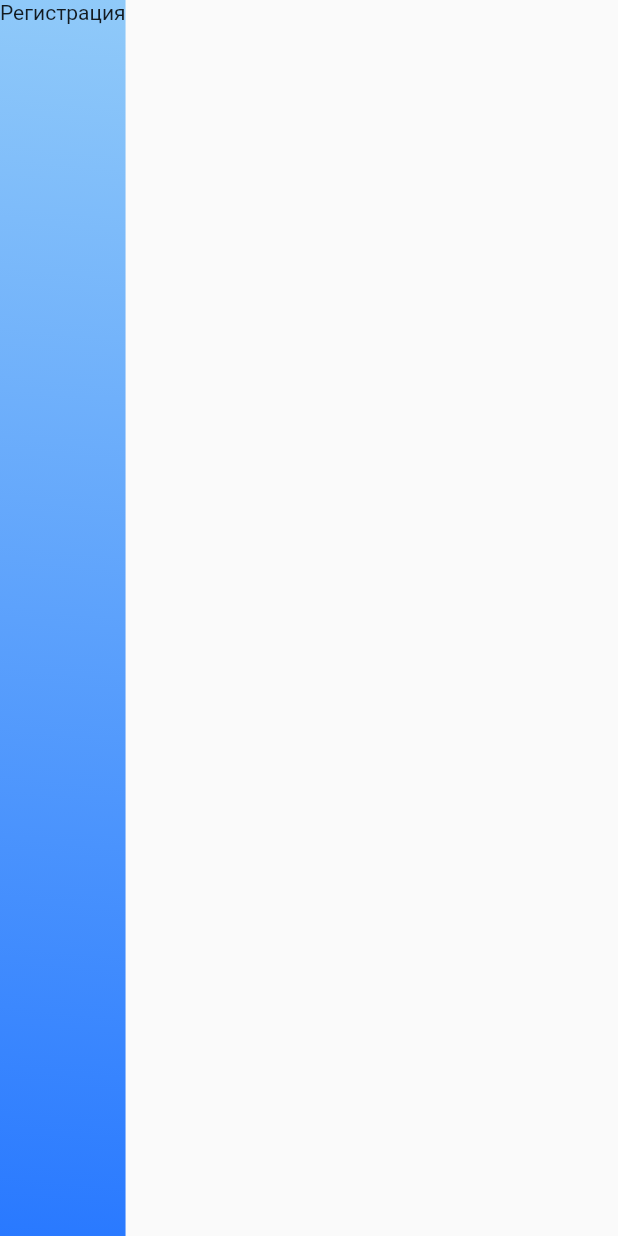
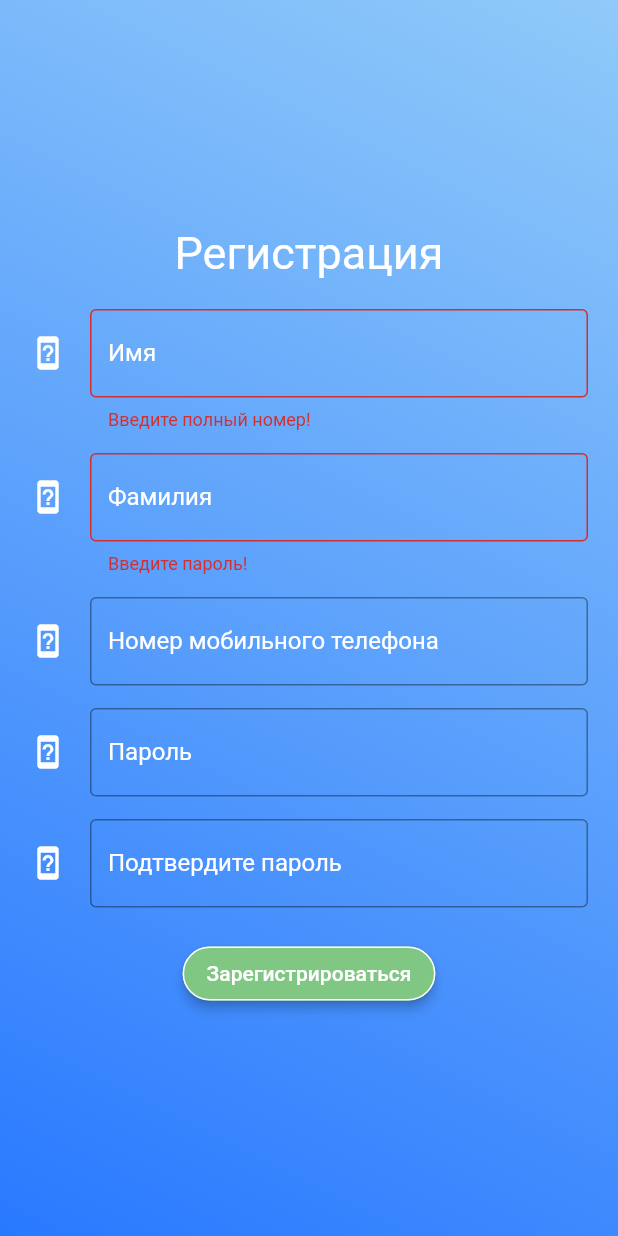
Before and after one commit to Artem4444/DIPLOM, a Flutter app: the screen it shows after launch, after a tap on "Вход", after a tap on "Регистрация", on a phone screen of 412 x 824 dp. Run offline on Flutter 3.47's test engine with Material 2 defaults, Android fonts, the phone set to English and light mode, and no system bars; our stand-ins replace geolocator, google_maps_flutter, shared_preferences.

Commit message:
work on wiew

```diff
--- a/flutter_app/lib/authorization.dart
+++ b/flutter_app/lib/authorization.dart
@@ -90,11 +90,98 @@ class AuthorizationState extends State {
   }
 
   Widget _registrationWidget() {
-    return Container(child: Column(children: [Text("Регистрация")]));
+    return Center(
+        child: SingleChildScrollView(
+            child:
+                Column(mainAxisAlignment: MainAxisAlignment.center, children: [
+      Container(
+          padding: EdgeInsets.fromLTRB(0, 0, 0, 20),
+          child: Text("Регистрация",
+              style: TextStyle(fontSize: 30, color: Colors.white))),
+      Form(
+          key: _formKey,
+          child: Container(
+              padding: EdgeInsets.fromLTRB(20, 0, 20, 20),
+              child: Column(children: [
+                TextFormField(
+                  decoration: _inputDecoration("Имя", Icons.device_unknown),
+                  validator: (value) {
+                    if (value.isEmpty) {
+                      return 'Введите имя!';
+                    }
+                    _user.mobileNumber = value;
+                    return null;
+                  },
+                ),
+                SizedBox(
+                  height: 15,
+                ),
+                TextFormField(
+                  decoration: _inputDecoration("Фамилия", Icons.device_unknown),
+                  validator: (value) {
+                    if (value.isEmpty) {
+                      return 'Введите фамилию!';
+                    }
+                    _user.mobileNumber = value;
+                    return null;
+                  },
+                ),
+                SizedBox(
+                  height: 15,
+                ),
+                TextFormField(
+                  decoration: _inputDecoration(
+                      "Номер мобильного телефона", Icons.device_unknown),
+                  validator: (value) {
+                    if (value.isEmpty) {
+                      return 'Введите полный номер!';
+                    }
+                    _user.mobileNumber = value;
+                    return null;
+                  },
+                ),
+                SizedBox(
+                  height: 15,
+                ),
+                TextFormField(
+                  obscureText: true,
+                  decoration: _inputDecoration("Пароль", Icons.device_unknown),
+                  validator: (value) {
+                    if (value.isEmpty) {
+                      return 'Введите пароль!';
+                    }
+                    _user.mobileNumber = value;
+                    return null;
+                  },
+                ),
+                SizedBox(
+                  height: 15,
+                ),
+                TextFormField(
+                  obscureText: true,
+                  decoration: _inputDecoration(
+                      "Подтвердите пароль", Icons.device_unknown),
+                  validator: (value) {
+                    if (value.isEmpty) {
+                      return 'Введенные пароли не совпадают!';
+                    }
+                    _user.mobileNumber = value;
+                    return null;
+                  },
+                )
+              ]))),
+      Center(
+          child: _raisedButton('Зарегистрироваться', Colors.green[300], () {
+        setState(() {
+          currentState = _registrationWidget();
+        });
+      }))
+    ])));
   }
 
   Widget _loginWidget() {
-    return Column(mainAxisAlignment: MainAxisAlignment.center, children: [
+    return Center(
+        child: Column(mainAxisAlignment: MainAxisAlignment.center, children: [
       Container(
           padding: EdgeInsets.fromLTRB(0, 0, 0, 20),
           child: Text("Вход",
@@ -146,7 +233,7 @@ class AuthorizationState extends State {
           });
         })
       ])
-    ]);
+    ]));
   }
 
   InputDecoration _inputDecoration(String text, IconData icon) {
@@ -166,7 +253,10 @@ class AuthorizationState extends State {
     return RaisedButton(
       elevation: 3,
       color: color,
-      shape: RoundedRectangleBorder(borderRadius: BorderRadius.circular(20)),
+      shape: RoundedRectangleBorder(
+        borderRadius: BorderRadius.circular(20),
+        side: BorderSide(width: 1, color: Colors.white),
+      ),
       onPressed: onPresed,
       child: Text(
         text,
```
Also changed, not shown: flutter_app/lib/Managers/network_manager.dart (+7 -1 lines), flutter_app/lib/main_menu.dart (+8 -10 lines), flutter_app/lib/map_worker.dart (+90 -25 lines), flutter_app/lib/route_menu.dart (+32 -29 lines).
